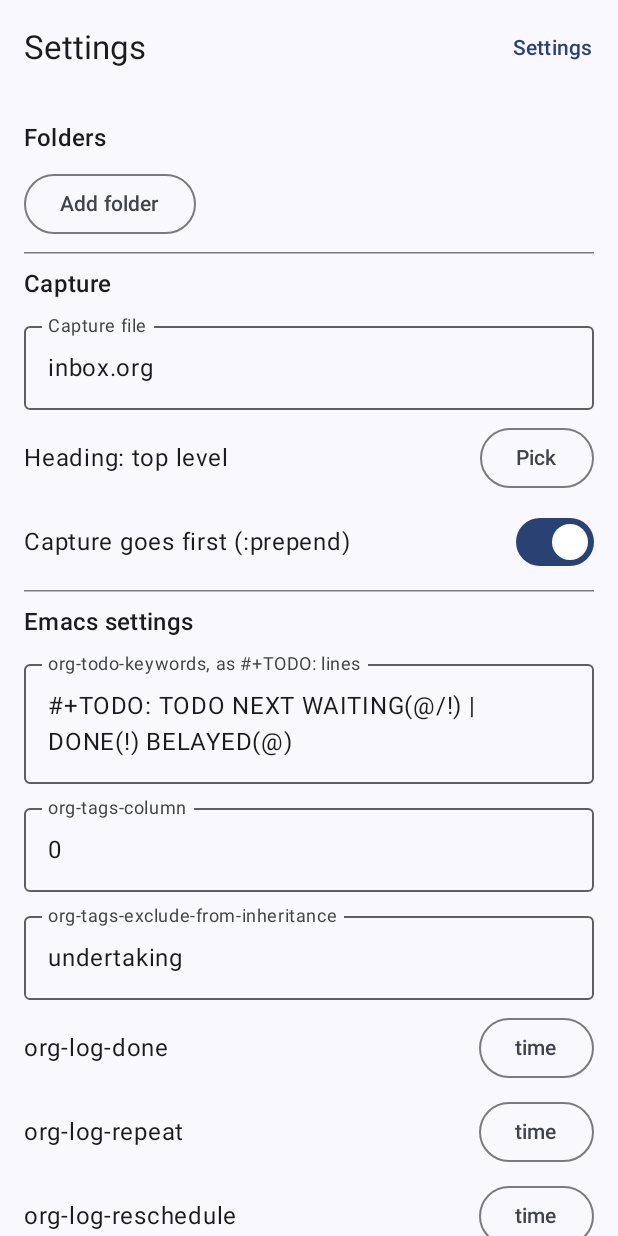
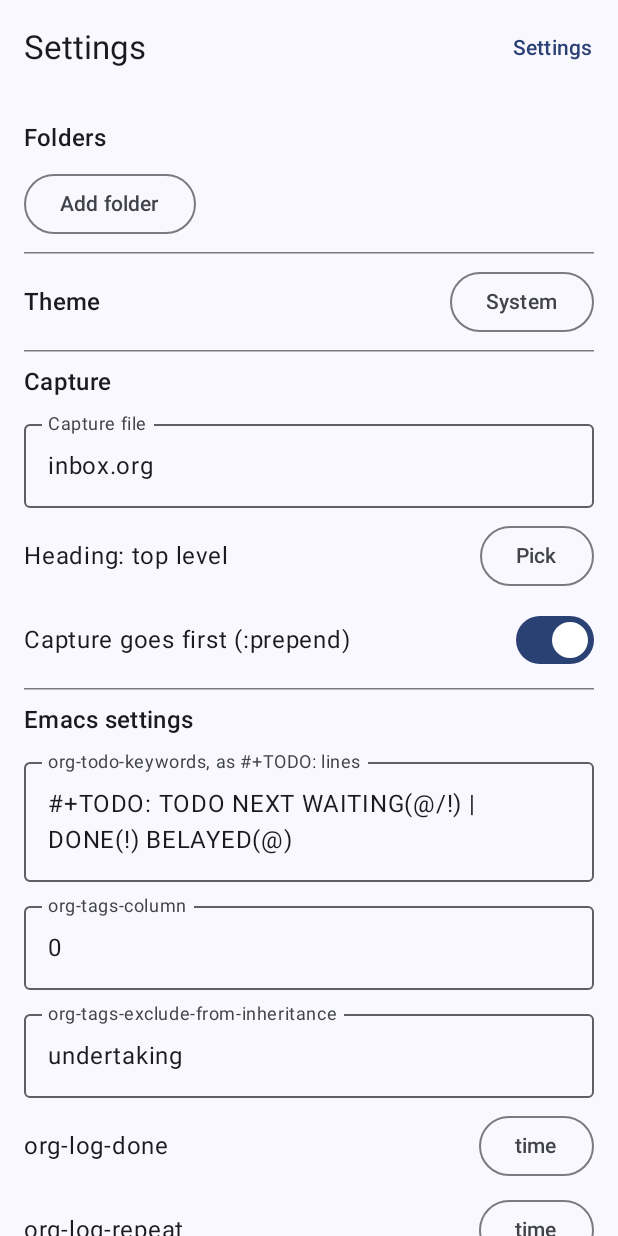
Before and after one commit to rearman/org-handheld, an Android app built with Jetpack Compose: the screen it shows after launch (MainActivity), on a phone screen of 412 x 824 dp. Run offline under Robolectric (Android 15) with nearby library versions, the phone set to English and light mode, and no system bars.

Commit message:
Add a theme setting & Emacs colors to the agenda rows
Settings gains a Theme row (System, Light, or Dark), stored in DataStore
& applied at once, w/o Save.

The agenda rows take Emacs's default org-todo & org-done colors for the
todo state (Red1 & ForestGreen on a light background, Pink & PaleGreen on
a dark one), & the scheduled & deadline leaders take the org-todo color.
The time, category, & inherited tags take the row's own text color, as
the muted gray read poorly on the timed rows' fill.

```diff
--- a/app/src/main/kotlin/com/rearman/orgpalm/AppModel.kt
+++ b/app/src/main/kotlin/com/rearman/orgpalm/AppModel.kt
@@ -61,6 +61,7 @@ class AppModel(app: Application) : AndroidViewModel(app) {
 	val settings: StateFlow<OrgSettings> = stores.settings.stateIn(viewModelScope, SharingStarted.Eagerly, OrgSettings.STARTING)
 	val captureTarget: StateFlow<CaptureTarget> = stores.captureTarget.stateIn(viewModelScope, SharingStarted.Eagerly, CaptureTarget())
 	val filters: StateFlow<List<SavedFilter>> = stores.filters.stateIn(viewModelScope, SharingStarted.Eagerly, Filters.STARTING)
+	val theme: StateFlow<Theme> = stores.theme.stateIn(viewModelScope, SharingStarted.Eagerly, Theme.SYSTEM)
 
 	private val loadedFlow = MutableStateFlow<List<Loaded>>(emptyList())
 	val loaded: StateFlow<List<Loaded>> = loadedFlow
@@ -121,6 +122,10 @@ class AppModel(app: Application) : AndroidViewModel(app) {
 				withContext(Dispatchers.IO) { walkLocked() }
 			}
 		}
+	}
+
+	fun setTheme(theme: Theme) {
+		viewModelScope.launch { stores.setTheme(theme) }
 	}
 
 	fun saveFilters(filters: List<SavedFilter>) {
--- a/app/src/main/kotlin/com/rearman/orgpalm/MainActivity.kt
+++ b/app/src/main/kotlin/com/rearman/orgpalm/MainActivity.kt
@@ -51,6 +51,8 @@ import androidx.compose.runtime.snapshots.SnapshotStateList
 import androidx.compose.runtime.toMutableStateList
 import androidx.compose.ui.Modifier
 import androidx.compose.ui.draw.clip
+import androidx.compose.ui.graphics.Color
+import androidx.compose.ui.graphics.luminance
 import androidx.compose.ui.platform.LocalContext
 import androidx.compose.ui.text.font.FontWeight
 import androidx.compose.ui.unit.dp
@@ -72,8 +74,14 @@ class MainActivity : ComponentActivity() {
 }
 
 @Composable
-private fun OrgPalmTheme(content: @Composable () -> Unit) {
-	val dark = isSystemInDarkTheme()
+private fun OrgPalmTheme(model: AppModel = viewModel(), content: @Composable () -> Unit) {
+	// Until the store is read, the theme is the phone's, so a picked one can show a frame late.
+	val theme by model.theme.collectAsStateWithLifecycle()
+	val dark = when (theme) {
+		Theme.SYSTEM -> isSystemInDarkTheme()
+		Theme.LIGHT -> false
+		Theme.DARK -> true
+	}
 	val context = LocalContext.current
 	val colors = when {
 		Build.VERSION.SDK_INT >= Build.VERSION_CODES.S -> if (dark) dynamicDarkColorScheme(context) else dynamicLightColorScheme(context)
@@ -216,9 +224,13 @@ private fun Header(text: String) {
 @Composable
 fun AgendaLine(row: AgendaRow, onOpen: (AgendaRow) -> Unit, onShow: (AgendaRow) -> Unit) {
 	val e = row.entry
-	val muted = MaterialTheme.colorScheme.onSurfaceVariant
 	val colors = MaterialTheme.colorScheme
 	val (fill, ink) = if (row.time != null) colors.primaryContainer to colors.onPrimaryContainer else colors.secondaryContainer to colors.onSecondaryContainer
+	// Emacs's default org-todo & org-done faces: Red1 & ForestGreen on a light background, Pink &
+	// PaleGreen on a dark one. The leaders take the org-todo color too.
+	val dark = colors.surface.luminance() < 0.5f
+	val todoInk = if (dark) Color(0xFFFFC0CB) else Color(0xFFFF0000)
+	val doneInk = if (dark) Color(0xFF98FB98) else Color(0xFF228B22)
 	CompositionLocalProvider(LocalContentColor provides ink) {
 		Column(
 			Modifier
@@ -230,17 +242,17 @@ fun AgendaLine(row: AgendaRow, onOpen: (AgendaRow) -> Unit, onShow: (AgendaRow)
 				.padding(horizontal = 8.dp, vertical = 4.dp),
 		) {
 			Row(horizontalArrangement = Arrangement.spacedBy(6.dp)) {
-				row.time?.let { Text(TIME.format(it), color = muted) }
-				for (leader in row.leaders) Text(leader, color = MaterialTheme.colorScheme.error)
-				e.state?.let { Text(it, fontWeight = FontWeight.Bold, color = if (e.done) muted else MaterialTheme.colorScheme.tertiary) }
+				row.time?.let { Text(TIME.format(it)) }
+				for (leader in row.leaders) Text(leader, color = todoInk)
+				e.state?.let { Text(it, fontWeight = FontWeight.Bold, color = if (e.done) doneInk else todoInk) }
 				e.priority?.let { Text("[#$it]", color = MaterialTheme.colorScheme.secondary) }
 				Text(row.title, Modifier.weight(1f))
 			}
 			Row(horizontalArrangement = Arrangement.spacedBy(6.dp)) {
-				Text(e.category, style = MaterialTheme.typography.labelMedium, color = muted)
+				Text(e.category, style = MaterialTheme.typography.labelMedium)
 				if (e.tags.isNotEmpty()) Text(e.tags.joinToString(":", ":", ":"), style = MaterialTheme.typography.labelMedium)
 				if (e.inheritedTags.isNotEmpty()) {
-					Text(e.inheritedTags.joinToString(":", ":", ":"), style = MaterialTheme.typography.labelMedium, color = muted)
+					Text(e.inheritedTags.joinToString(":", ":", ":"), style = MaterialTheme.typography.labelMedium)
 				}
 			}
 		}
--- a/app/src/main/kotlin/com/rearman/orgpalm/SettingsScreen.kt
+++ b/app/src/main/kotlin/com/rearman/orgpalm/SettingsScreen.kt
@@ -29,6 +29,7 @@ import androidx.compose.ui.Alignment
 import androidx.compose.ui.Modifier
 import androidx.compose.ui.text.input.KeyboardType
 import androidx.compose.ui.unit.dp
+import androidx.lifecycle.compose.collectAsStateWithLifecycle
 import com.rearman.orgpalm.org.LogMode
 import com.rearman.orgpalm.org.OrgSettings
 import com.rearman.orgpalm.org.Position
@@ -73,6 +74,15 @@ fun SettingsScreen(model: AppModel, folders: List<Folder>, onAddFolder: () -> Un
 			}
 		}
 		OutlinedButton(onClick = onAddFolder) { Text("Add folder") }
+		HorizontalDivider()
+
+		// The theme applies at once, as the folder switches do, w/o Save.
+		val theme by model.theme.collectAsStateWithLifecycle()
+		val themes = mapOf(Theme.SYSTEM to "System", Theme.LIGHT to "Light", Theme.DARK to "Dark")
+		Row(Modifier.fillMaxWidth(), verticalAlignment = Alignment.CenterVertically) {
+			Text("Theme", Modifier.weight(1f), style = MaterialTheme.typography.titleMedium)
+			Choice("", themes[theme], themes.values.toList()) { picked -> themes.entries.firstOrNull { it.value == picked }?.let { model.setTheme(it.key) } }
+		}
 		HorizontalDivider()
 
 		Text("Capture", style = MaterialTheme.typography.titleMedium)
--- a/app/src/main/kotlin/com/rearman/orgpalm/Stores.kt
+++ b/app/src/main/kotlin/com/rearman/orgpalm/Stores.kt
@@ -72,7 +72,15 @@ class Stores(private val context: Context) {
 		context.store.edit { it[FILTERS] = FilterCodec.write(filters) }
 	}
 
+	// The app's light or dark look, the phone's until the user picks one.
+	val theme: Flow<Theme> = context.store.data.map { p -> p[THEME]?.let { runCatching { Theme.valueOf(it) }.getOrNull() } ?: Theme.SYSTEM }
+
+	suspend fun setTheme(theme: Theme) {
+		context.store.edit { it[THEME] = theme.name }
+	}
+
 	private companion object {
+		val THEME = stringPreferencesKey("theme")
 		val FILTERS = stringPreferencesKey("filters")
 		val CAPTURE_FILE = stringPreferencesKey("capture_file")
 		val CAPTURE_HEADING = stringPreferencesKey("capture_heading")
@@ -83,6 +91,8 @@ class Stores(private val context: Context) {
 		const val RECURSIVE = "R "
 	}
 }
+
+enum class Theme { SYSTEM, LIGHT, DARK }
 
 // The default place of a new entry (DESIGN.md section 3, Capture & refile): a file by its path below
 // its folder, & a heading by its outline path & title, or the top level of the file for none. It starts
```
